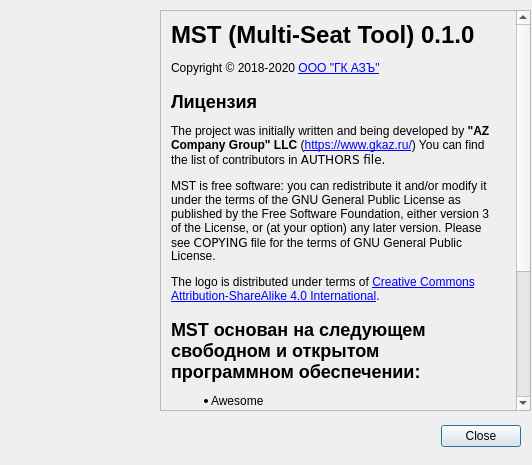
marcelo-tavares-ifsp/mst, file mst/ui/about_dialog/about_dialog.ui: the form before one commit.
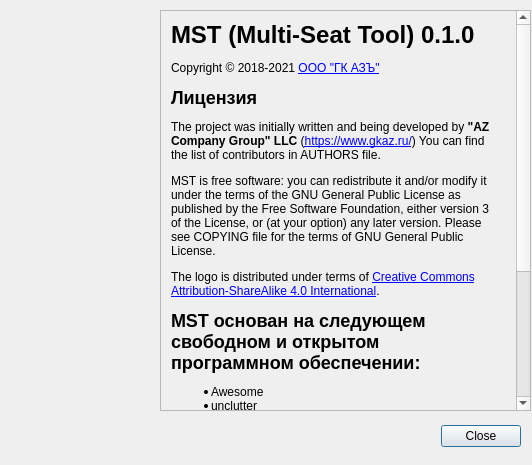
The form after the commit. Icons and pictures are not drawn.

```diff
--- a/mst/ui/about_dialog/about_dialog.ui
+++ b/mst/ui/about_dialog/about_dialog.ui
@@ -118,42 +118,7 @@
       </rect>
      </property>
      <property name="text">
-      <string>&lt;html&gt;
-&lt;head/&gt;
-&lt;body&gt;
-&lt;h1&gt;MST (Multi-Seat Tool) 0.1.0&lt;/h1&gt;
-
-Copyright &amp;copy; 2018-2020 &lt;a href=&quot;https://www.gkaz.ru&quot;&gt;ООО &quot;ГК АЗЪ&quot;&lt;/a&gt;
-
-&lt;h2&gt;Лицензия&lt;/h2&gt;
-&lt;p&gt;The project was initially written and being developed by &lt;b&gt;&quot;AZ Company
-Group&quot; LLC&lt;/b&gt; (&lt;a href=&quot;https://www.gkaz.ru/&quot;&gt;https://www.gkaz.ru/&lt;/a&gt;)  You can find the list of
-contributors in &lt;code&gt;AUTHORS&lt;code&gt; file.&lt;/p&gt;
-
-&lt;p&gt;MST is free software: you can redistribute it and/or modify it under
-the terms of the GNU General Public License as published by the Free
-Software Foundation, either version 3 of the License, or (at your
-option) any later version.  Please see &lt;code&gt;COPYING&lt;/code&gt; file for the terms of
-GNU General Public License.&lt;/p&gt;
-
-&lt;p&gt;The logo is distributed under
-terms of &lt;a href=&quot;https://creativecommons.org/licenses/by-sa/4.0/&quot;&gt;Creative Commons Attribution-ShareAlike 4.0
-International&lt;/a&gt;.&lt;/p&gt;
-
-&lt;h2&gt;MST основан на следующем свободном и открытом программном обеспечении:&lt;/h2&gt;
-
-&lt;ul&gt;
-    &lt;li&gt;Awesome&lt;/li&gt;
-    &lt;li&gt;unclutter&lt;/li&gt;
-    &lt;li&gt;Xephyr&lt;/li&gt;
-    &lt;li&gt;lightdm&lt;/li&gt;
-    &lt;li&gt;bash&lt;/li&gt;
-    &lt;li&gt;libqt5-core&lt;/li&gt;
-    &lt;li&gt;libudev-devel&lt;/li&gt;
-    &lt;li&gt;virtualgl&lt;/li&gt;
-    &lt;li&gt;Xdialog&lt;/li&gt;
-&lt;/ul&gt;
-&lt;/body&gt;&lt;/html&gt;</string>
+      <string>&lt;html&gt;&lt;head/&gt;&lt;body&gt;&lt;p&gt;&lt;span style=&quot; font-size:xx-large; font-weight:600;&quot;&gt;MST (Multi-Seat Tool) 0.1.0&lt;/span&gt;&lt;/p&gt;&lt;p&gt;Copyright © 2018-2021 &lt;a href=&quot;https://www.gkaz.ru&quot;&gt;&lt;span style=&quot; text-decoration: underline; color:#0000ff;&quot;&gt;ООО &amp;quot;ГК АЗЪ&amp;quot;&lt;/span&gt;&lt;/a&gt;&lt;/p&gt;&lt;p&gt;&lt;span style=&quot; font-size:x-large; font-weight:600;&quot;&gt;Лицензия&lt;/span&gt;&lt;/p&gt;&lt;p&gt;The project was initially written and being developed by &lt;span style=&quot; font-weight:600;&quot;&gt;&amp;quot;AZ Company Group&amp;quot; LLC&lt;/span&gt; (&lt;a href=&quot;https://www.gkaz.ru/&quot;&gt;&lt;span style=&quot; text-decoration: underline; color:#0000ff;&quot;&gt;https://www.gkaz.ru/&lt;/span&gt;&lt;/a&gt;) You can find the list of contributors in &lt;span style=&quot; font-family:'monospace';&quot;&gt;AUTHORS file.&lt;/span&gt;&lt;/p&gt;&lt;p&gt;MST is free software: you can redistribute it and/or modify it under the terms of the GNU General Public License as published by the Free Software Foundation, either version 3 of the License, or (at your option) any later version. Please see &lt;span style=&quot; font-family:'monospace';&quot;&gt;COPYING&lt;/span&gt; file for the terms of GNU General Public License. &lt;/p&gt;&lt;p&gt;The logo is distributed under terms of &lt;a href=&quot;https://creativecommons.org/licenses/by-sa/4.0/&quot;&gt;&lt;span style=&quot; text-decoration: underline; color:#0000ff;&quot;&gt;Creative Commons Attribution-ShareAlike 4.0 International&lt;/span&gt;&lt;/a&gt;. &lt;/p&gt;&lt;p&gt;&lt;span style=&quot; font-size:x-large; font-weight:600;&quot;&gt;MST основан на следующем свободном и открытом программном обеспечении:&lt;/span&gt;&lt;/p&gt;&lt;ul style=&quot;margin-top: 0px; margin-bottom: 0px; margin-left: 0px; margin-right: 0px; -qt-list-indent: 1;&quot;&gt;&lt;li style=&quot; margin-top:12px; margin-bottom:0px; margin-left:0px; margin-right:0px; -qt-block-indent:0; text-indent:0px;&quot;&gt;Awesome &lt;/li&gt;&lt;li style=&quot; margin-top:0px; margin-bottom:0px; margin-left:0px; margin-right:0px; -qt-block-indent:0; text-indent:0px;&quot;&gt;unclutter &lt;/li&gt;&lt;li style=&quot; margin-top:0px; margin-bottom:0px; margin-left:0px; margin-right:0px; -qt-block-indent:0; text-indent:0px;&quot;&gt;Xephyr &lt;/li&gt;&lt;li style=&quot; margin-top:0px; margin-bottom:0px; margin-left:0px; margin-right:0px; -qt-block-indent:0; text-indent:0px;&quot;&gt;lightdm &lt;/li&gt;&lt;li style=&quot; margin-top:0px; margin-bottom:0px; margin-left:0px; margin-right:0px; -qt-block-indent:0; text-indent:0px;&quot;&gt;bash &lt;/li&gt;&lt;li style=&quot; margin-top:0px; margin-bottom:0px; margin-left:0px; margin-right:0px; -qt-block-indent:0; text-indent:0px;&quot;&gt;libqt5-core &lt;/li&gt;&lt;li style=&quot; margin-top:0px; margin-bottom:0px; margin-left:0px; margin-right:0px; -qt-block-indent:0; text-indent:0px;&quot;&gt;libudev-devel &lt;/li&gt;&lt;li style=&quot; margin-top:0px; margin-bottom:0px; margin-left:0px; margin-right:0px; -qt-block-indent:0; text-indent:0px;&quot;&gt;virtualgl&lt;/li&gt;&lt;li style=&quot; margin-top:0px; margin-bottom:0px; margin-left:0px; margin-right:0px; -qt-block-indent:0; text-indent:0px;&quot;&gt;Xdialog&lt;/li&gt;&lt;li style=&quot; margin-top:0px; margin-bottom:0px; margin-left:0px; margin-right:0px; -qt-block-indent:0; text-indent:0px;&quot;&gt;GNU Guile&lt;/li&gt;&lt;li style=&quot; margin-top:0px; margin-bottom:12px; margin-left:0px; margin-right:0px; -qt-block-indent:0; text-indent:0px;&quot;&gt;Guile-UDEV&lt;/li&gt;&lt;/ul&gt;&lt;/body&gt;&lt;/html&gt;</string>
      </property>
      <property name="scaledContents">
       <bool>false</bool>
```
